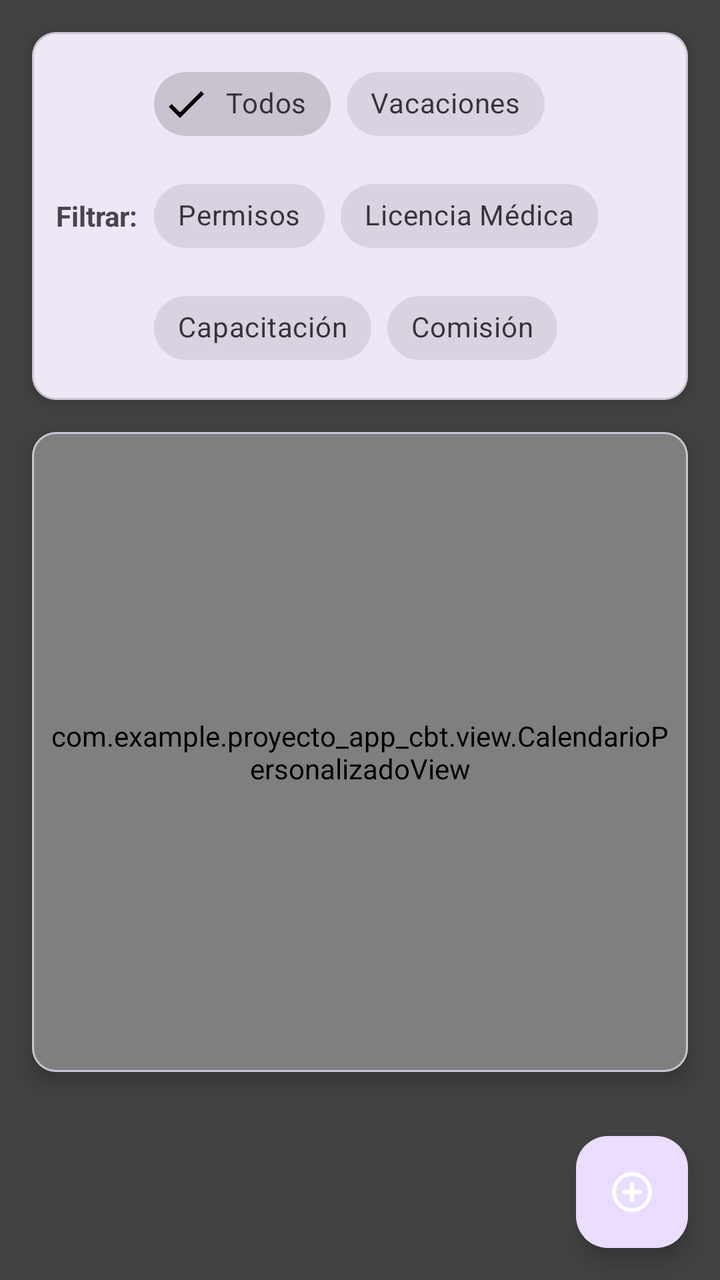
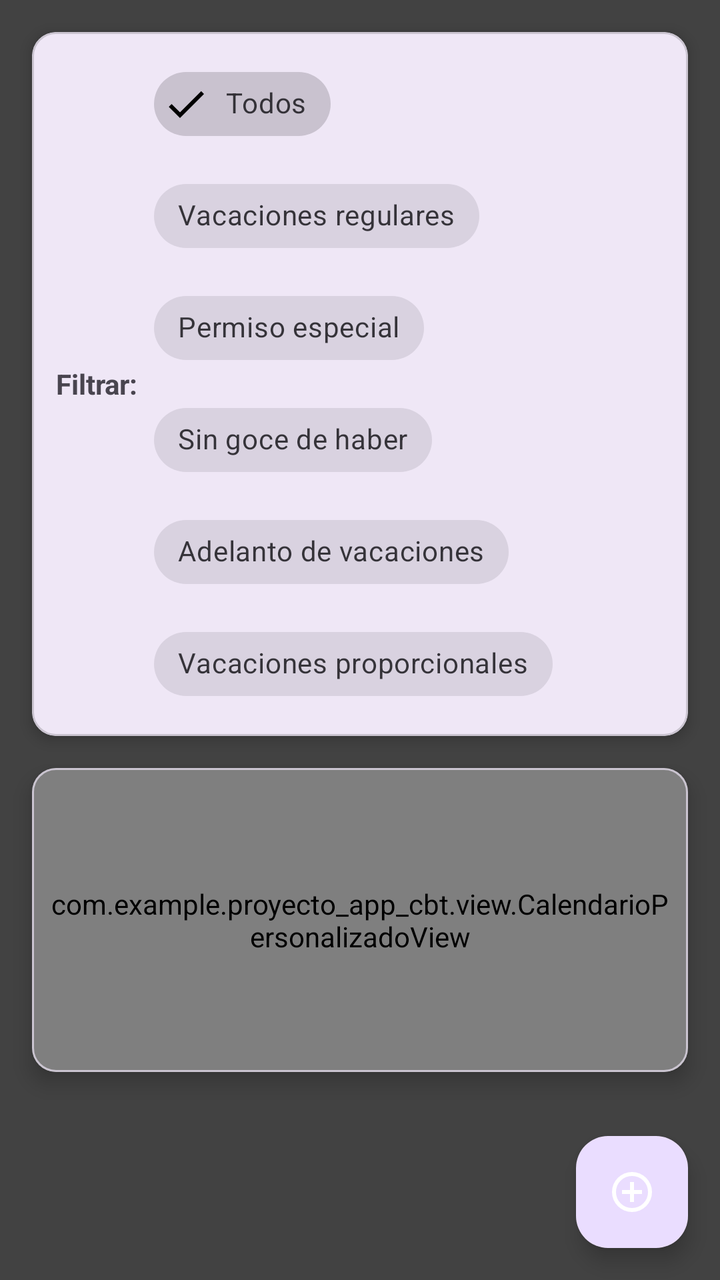

The first picture is an Android layout as it rendered before a commit; the second is the same layout after the commit. The layout source and the unified diff follow.
<!-- AndroidManifest.xml: application theme Theme.ProyectoAppCBT -->
<!-- res/layout/activity_calendario.xml -->
<?xml version="1.0" encoding="utf-8"?>
<LinearLayout xmlns:android="http://schemas.android.com/apk/res/android"
    xmlns:app="http://schemas.android.com/apk/res-auto"
    android:layout_width="match_parent"
    android:layout_height="match_parent"
    android:orientation="vertical"
    android:background="@color/cardview_dark_background">

    
    <com.google.android.material.card.MaterialCardView
        android:layout_width="match_parent"
        android:layout_height="wrap_content"
        android:layout_margin="16dp"
        app:cardCornerRadius="12dp"
        app:cardElevation="4dp">

        <LinearLayout
            android:layout_width="match_parent"
            android:layout_height="wrap_content"
            android:orientation="horizontal"
            android:padding="12dp"
            android:gravity="center_vertical">

            <TextView
                android:layout_width="wrap_content"
                android:layout_height="wrap_content"
                android:text="Filtrar:"
                android:textSize="14sp"
                android:textStyle="bold"
                android:layout_marginEnd="8dp" />

            <com.google.android.material.chip.ChipGroup
                android:id="@+id/chipGroupFiltros"
                android:layout_width="0dp"
                android:layout_height="wrap_content"
                android:layout_weight="1"
                app:singleSelection="true">

                <com.google.android.material.chip.Chip
                    android:id="@+id/chipTodos"
                    android:layout_width="wrap_content"
                    android:layout_height="wrap_content"
                    android:text="Todos"
                    android:checkable="true"
                    android:checked="true"
                    style="@style/Widget.MaterialComponents.Chip.Filter" />

                <com.google.android.material.chip.Chip
                    android:id="@+id/chipVacaciones"
                    android:layout_width="wrap_content"
                    android:layout_height="wrap_content"
                    android:text="Vacaciones"
                    android:checkable="true"
                    style="@style/Widget.MaterialComponents.Chip.Filter" />

                <com.google.android.material.chip.Chip
                    android:id="@+id/chipPermisos"
                    android:layout_width="wrap_content"
                    android:layout_height="wrap_content"
                    android:text="Permisos"
                    android:checkable="true"
                    style="@style/Widget.MaterialComponents.Chip.Filter" />

                <com.google.android.material.chip.Chip
                    android:id="@+id/chipLicencia"
                    android:layout_width="wrap_content"
                    android:layout_height="wrap_content"
                    android:text="Licencia Médica"
                    android:checkable="true"
                    style="@style/Widget.MaterialComponents.Chip.Filter" />

                <com.google.android.material.chip.Chip
                    android:id="@+id/chipCapacitacion"
                    android:layout_width="wrap_content"
                    android:layout_height="wrap_content"
                    android:text="Capacitación"
                    android:checkable="true"
                    style="@style/Widget.MaterialComponents.Chip.Filter" />

                <com.google.android.material.chip.Chip
                    android:id="@+id/chipComision"
                    android:layout_width="wrap_content"
                    android:layout_height="wrap_content"
                    android:text="Comisión"
                    android:checkable="true"
                    style="@style/Widget.MaterialComponents.Chip.Filter" />

            </com.google.android.material.chip.ChipGroup>

        </LinearLayout>

    </com.google.android.material.card.MaterialCardView>

    
    <com.google.android.material.card.MaterialCardView
        android:layout_width="match_parent"
        android:layout_height="0dp"
        android:layout_weight="1"
        android:layout_marginHorizontal="16dp"
        android:layout_marginBottom="16dp"
        app:cardCornerRadius="12dp"
        app:cardElevation="6dp">

        <com.example.proyecto_app_cbt.view.CalendarioPersonalizadoView
            android:id="@+id/calendarioPersonalizado"
            android:layout_width="match_parent"
            android:layout_height="match_parent"
            android:padding="8dp" />

    </com.google.android.material.card.MaterialCardView>

    
    <com.google.android.material.floatingactionbutton.FloatingActionButton
        android:id="@+id/fabAgregarSolicitud"
        android:layout_width="wrap_content"
        android:layout_height="wrap_content"
        android:layout_gravity="end"
        android:layout_margin="16dp"
        android:src="@drawable/ic_add"
        app:tint="@android:color/white" />

</LinearLayout>
<!-- resources referenced by this layout -->
<resources>
  <!-- drawable ic_add (drawable) -->
  <vector xmlns:android="http://schemas.android.com/apk/res/android" android:height="24dp" android:tint="#000000" android:viewportHeight="960" android:viewportWidth="960" android:width="24dp">
        
      <path android:fillColor="@android:color/white" android:pathData="M440,680L520,680L520,520L680,520L680,440L520,440L520,280L440,280L440,440L280,440L280,520L440,520L440,680ZM480,880Q397,880 324,848.5Q251,817 197,763Q143,709 111.5,636Q80,563 80,480Q80,397 111.5,324Q143,251 197,197Q251,143 324,111.5Q397,80 480,80Q563,80 636,111.5Q709,143 763,197Q817,251 848.5,324Q880,397 880,480Q880,563 848.5,636Q817,709 763,763Q709,817 636,848.5Q563,880 480,880ZM480,800Q614,800 707,707Q800,614 800,480Q800,346 707,253Q614,160 480,160Q346,160 253,253Q160,346 160,480Q160,614 253,707Q346,800 480,800ZM480,480Q480,480 480,480Q480,480 480,480Q480,480 480,480Q480,480 480,480Q480,480 480,480Q480,480 480,480Q480,480 480,480Q480,480 480,480Z"/>
      
  </vector>
  <style name="Theme.ProyectoAppCBT" parent="Base.Theme.ProyectoAppCBT" />
  <style name="Base.Theme.ProyectoAppCBT" parent="Theme.Material3.DayNight.NoActionBar">
          
          
      </style>
</resources>

<!-- the commit's change to res/layout/activity_calendario.xml (unified diff, before → after) -->
@@ -46,42 +46,42 @@
                     style="@style/Widget.MaterialComponents.Chip.Filter" />
 
                 <com.google.android.material.chip.Chip
-                    android:id="@+id/chipVacaciones"
+                    android:id="@+id/chipVacacionesRegulares"
                     android:layout_width="wrap_content"
                     android:layout_height="wrap_content"
-                    android:text="Vacaciones"
+                    android:text="Vacaciones regulares"
                     android:checkable="true"
                     style="@style/Widget.MaterialComponents.Chip.Filter" />
 
                 <com.google.android.material.chip.Chip
-                    android:id="@+id/chipPermisos"
+                    android:id="@+id/chipPermisoEspecial"
                     android:layout_width="wrap_content"
                     android:layout_height="wrap_content"
-                    android:text="Permisos"
+                    android:text="Permiso especial"
                     android:checkable="true"
                     style="@style/Widget.MaterialComponents.Chip.Filter" />
 
                 <com.google.android.material.chip.Chip
-                    android:id="@+id/chipLicencia"
+                    android:id="@+id/chipSinGoceHaber"
                     android:layout_width="wrap_content"
                     android:layout_height="wrap_content"
-                    android:text="Licencia Médica"
+                    android:text="Sin goce de haber"
                     android:checkable="true"
                     style="@style/Widget.MaterialComponents.Chip.Filter" />
 
                 <com.google.android.material.chip.Chip
-                    android:id="@+id/chipCapacitacion"
+                    android:id="@+id/chipAdelantoVacaciones"
                     android:layout_width="wrap_content"
                     android:layout_height="wrap_content"
-                    android:text="Capacitación"
+                    android:text="Adelanto de vacaciones"
                     android:checkable="true"
                     style="@style/Widget.MaterialComponents.Chip.Filter" />
 
                 <com.google.android.material.chip.Chip
-                    android:id="@+id/chipComision"
+                    android:id="@+id/chipVacacionesProporcionales"
                     android:layout_width="wrap_content"
                     android:layout_height="wrap_content"
-                    android:text="Comisión"
+                    android:text="Vacaciones proporcionales"
                     android:checkable="true"
                     style="@style/Widget.MaterialComponents.Chip.Filter" />
 
